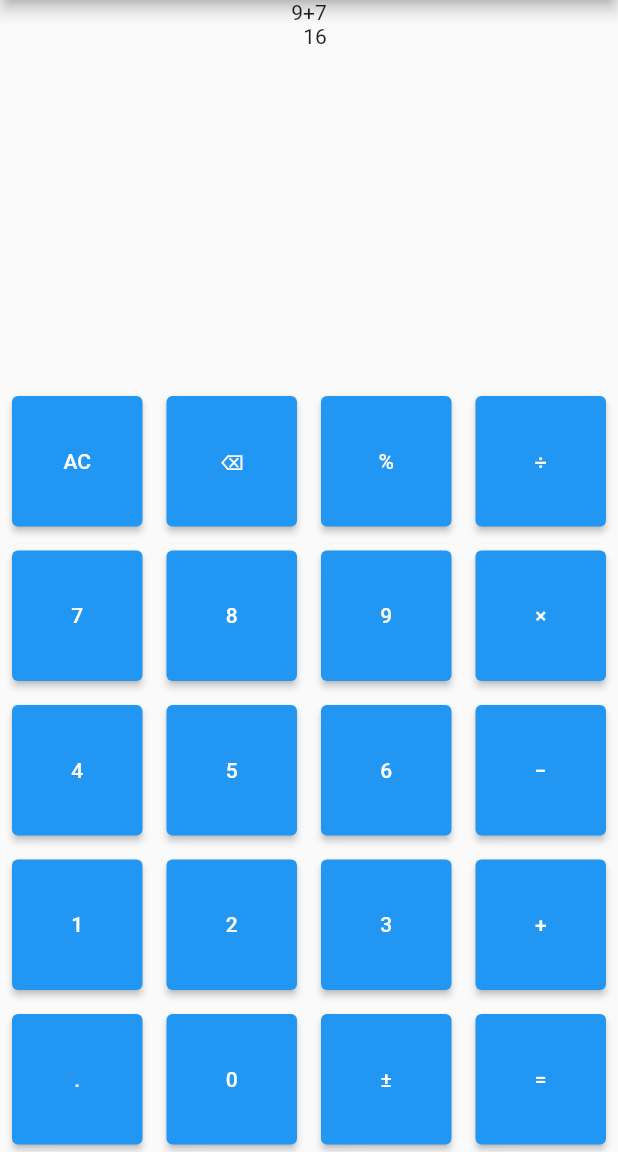
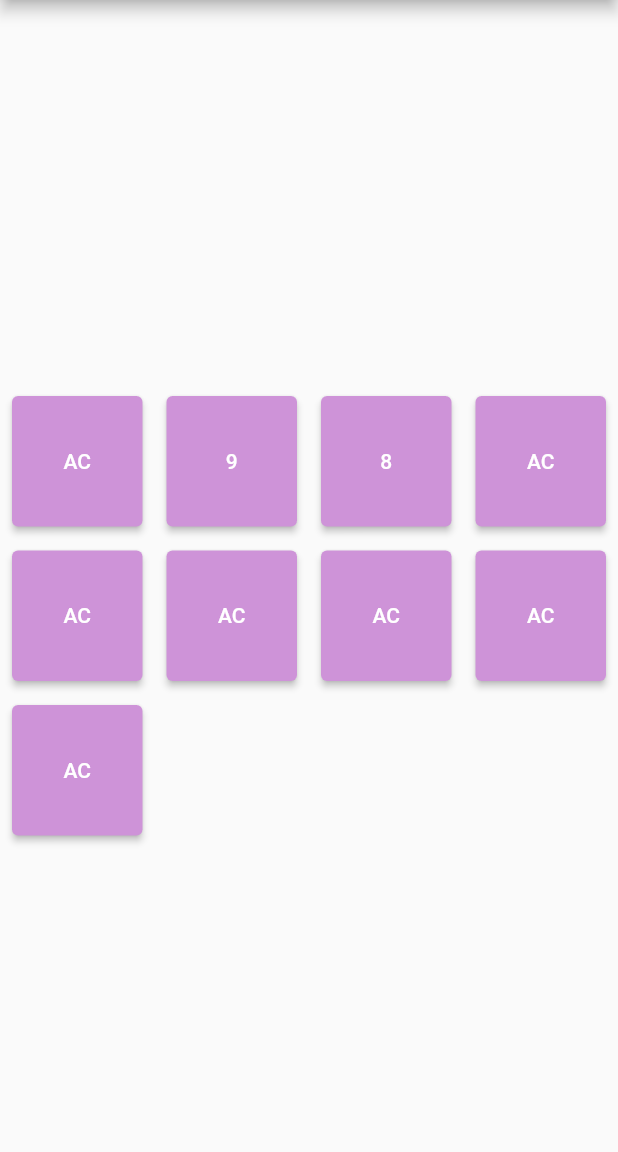
Before and after one commit to iamshabnam/calculator, a Flutter app: the screen it shows after launch, on a phone screen of 412 x 824 dp, the part 84-1236 px from its top. Run offline on Flutter 3.47's test engine with Material 2 defaults, Android fonts, the light colour scheme and no system bars; our stand-ins replace get.

Commit message:
Update by rahul

```diff
--- /dev/null
+++ b/lib/app/data/data_models/key_model.dart
@@ -0,0 +1,7 @@
+class KeyModel {
+  final String keyText;
+  final int keyColor;
+  // final Function keyFunction;
+
+  KeyModel({required this.keyText, this.keyColor  = 0xFFCE93D8});
+}
--- /dev/null
+++ b/lib/app/data/data_providers/key_provider.dart
@@ -0,0 +1,20 @@
+import 'package:calculator/app/data/data_models/key_model.dart';
+
+class KeyProvider{
+  KeyProvider._();
+  static final instance = KeyProvider._();
+
+  List<KeyModel> getAllKeys(){
+    return [
+      KeyModel(keyText: 'AC'),
+      KeyModel(keyText: '9'),
+      KeyModel(keyText: '8'),
+      KeyModel(keyText: 'AC'),
+      KeyModel(keyText: 'AC'),
+      KeyModel(keyText: 'AC'),
+      KeyModel(keyText: 'AC'),
+      KeyModel(keyText: 'AC'),
+      KeyModel(keyText: 'AC'),
+    ];
+  }
+}
--- a/lib/app/modules/home/controllers/home_controller.dart
+++ b/lib/app/modules/home/controllers/home_controller.dart
@@ -1,23 +1,28 @@
-import 'package:calculator/app/modules/home/models/key_model.dart';
+import 'package:calculator/app/data/data_models/key_model.dart';
+import 'package:calculator/app/data/data_providers/key_provider.dart';
 import 'package:get/get.dart';
 
 class HomeController extends GetxController {
-  //TODO: Implement HomeController
-  List<List<dynamic>> keys = [
-    ["AC", "0xFFCE93D8"], ["⌫", "0xFFCE93D8"], ["%", "0xFFCE93D8"], ["÷", "0xFFCE93D8"],
-    ["7", "0xFFCE93D8"], ["8", "0xFFCE93D8"], ["9", "0xFFCE93D8"], ["×", "0xFFCE93D8"],
-    ["4", "0xFFCE93D8"], ["5", "0xFFCE93D8"], ["6", "0xFFCE93D8"], ["−", "0xFFCE93D8"],
-    ["1", "0xFFCE93D8"], ["2","0xFFCE93D8"], ["3", "0xFFCE93D8"], ["+", "0xFFCE93D8"],
-    [".", "0xFFCE93D8"], ["0", "0xFFCE93D8"], ["±", "0xFFCE93D8"], ["=", "0xFFCE93D8"],
-  ];
+  List<KeyModel> allKeys = KeyProvider.instance.getAllKeys();
 
-  buildKey(int index) {
-    return Key(keyText: keys[index][0], keyColor: keys[index][1]);
-  }
+  final query = ''.obs;
 
-  final count = 0.obs;
+  // ///boilerplate code for above
+  // Rx<String> query1 = Rx<String>('');
+  // ///null thing for above
+  // Rxn<String> query2 = Rxn<String>();
+  // ///query3 is same as query2
+  // Rx<String?> query3 = Rx<String?>(null);
+
+
+  final result = ''.obs;
+
+
   @override
   void onInit() {
+    ever(query, (val){
+      // result.value = math.eval(query.value);
+    });
     super.onInit();
   }
 
@@ -28,5 +33,4 @@ class HomeController extends GetxController {
 
   @override
   void onClose() {}
-  void increment() => count.value++;
 }
--- a/lib/app/modules/home/models/key_model.dart
+++ /dev/null
@@ -1,7 +0,0 @@
-class Key {
-  final String keyText;
-  final String keyColor;
-  // final Function keyFunction;
-
-  Key({required this.keyText, this.keyColor  = "0xFFCE93D8"});
-}
--- a/lib/app/modules/home/views/home_view.dart
+++ b/lib/app/modules/home/views/home_view.dart
@@ -1,3 +1,4 @@
+import 'package:calculator/app/ui/calc_button.dart';
 import 'package:flutter/cupertino.dart';
 import 'package:flutter/material.dart';
 
@@ -22,10 +23,18 @@ class HomeView extends GetView<HomeController> {
               child: Column(
                 crossAxisAlignment: CrossAxisAlignment.end,
                 children: [
-                  Container(child: Text("9+7"),),
-                  Container(child: Text("16"),),
+                  Obx(() {
+                    return Container(
+                      child: Text(controller.query.value),
+                    );
+                  }),
+                  Obx(() {
+                    return Container(
+                      child: Text(controller.result.value),
+                    );
+                  }),
                 ],
-              ),   //TODO: display expression here
+              ), //TODO: display expression here
             ),
           ),
           Expanded(
@@ -33,23 +42,23 @@ class HomeView extends GetView<HomeController> {
             child: GridView.count(
               physics: const NeverScrollableScrollPhysics(),
               crossAxisCount: 4,
-              children: [
-                ...List.generate(controller.keys.length, (index) {return Padding(
+              children: List.generate(controller.allKeys.length, (index) {
+                return Padding(
                   padding: const EdgeInsets.all(8.0),
-                  child: _myWidget(index),
-                );}),
-              ],
+                  child: CalcButton(
+                    color: Color(controller.allKeys[index].keyColor),
+                    onPressed: () {
+                      controller.query.value = controller.query.value + controller.allKeys[index].keyText;
+                      // controller.result.value = math.eval(controller.query.value);
+                    },
+                    btnText: controller.allKeys[index].keyText,
+                  ),
+                );
+              }),
             ),
           ),
         ],
       ),
     );
   }
-  ElevatedButton _myWidget(int index) {
-    return ElevatedButton(
-    // style: ButtonStyle(
-    //   backgroundColor: MaterialStateProperty.all<Color>(Color(controller.keys[index][1])), //wants int, passing string
-    // ),
-    onPressed: () {}, child: Text(controller.keys[index][0])); // replace * with your rupee or use Icon instead
-  }
 }
--- /dev/null
+++ b/lib/app/ui/calc_button.dart
@@ -0,0 +1,25 @@
+import 'package:flutter/material.dart';
+
+class CalcButton extends StatelessWidget {
+  final Color color;
+  final Function() onPressed;
+  final String btnText;
+
+  const CalcButton({
+    Key? key,
+    required this.color,
+    required this.onPressed,
+    required this.btnText,
+  }) : super(key: key);
+
+  @override
+  Widget build(BuildContext context) {
+    return ElevatedButton(
+      style: ButtonStyle(
+        backgroundColor: MaterialStateProperty.all<Color>(color),
+      ),
+      onPressed: onPressed,
+      child: Text(btnText),
+    );
+  }
+}
```
Also changed, not shown: pubspec.lock.
